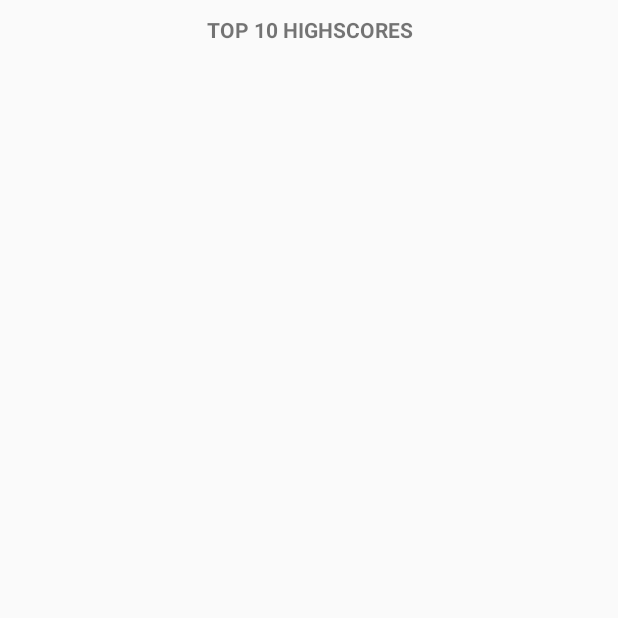
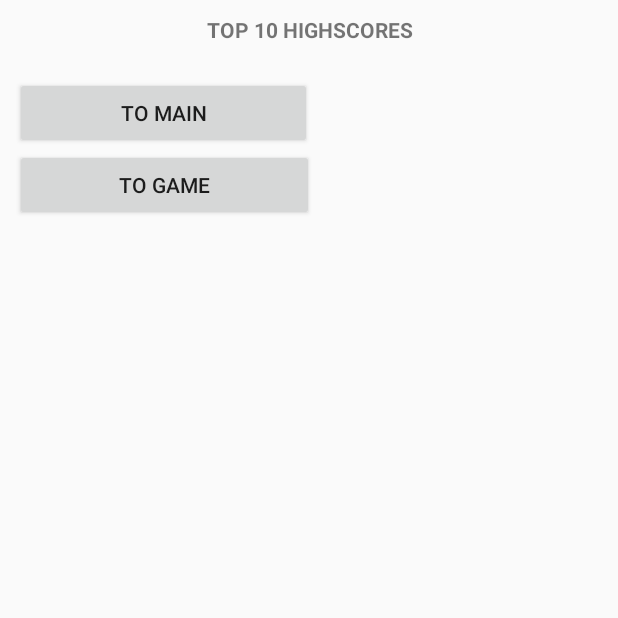
Before and after one commit to FloHimself5/FlappyBee, an Android app: the Score screen opened directly, with no data from a screen before it, on a phone screen of 412 x 824 dp, the top half of it. Run offline under Robolectric (Android 15) with nearby library versions, the phone set to English and light mode, and no system bars.

Commit message:
Buttons ToMain and ToGame

```diff
--- a/app/src/main/java/com/example/firstgame/Score.java
+++ b/app/src/main/java/com/example/firstgame/Score.java
@@ -1,5 +1,6 @@
 package com.example.firstgame;
 import android.app.Activity;
+import android.content.Intent;
 import android.os.Bundle;
 import android.view.View;
 import android.widget.Button;
@@ -12,7 +13,7 @@ import android.widget.Toast;
 
 public class Score extends Activity implements View.OnClickListener{
 
-    Button buttonAdd, buttonShow, buttonDelete;
+    Button buttonAdd, buttonShow, buttonDelete, buttonMain, buttonGame;
     myDbAdapter helper;
 
     int score;
@@ -25,6 +26,11 @@ public class Score extends Activity implements View.OnClickListener{
         super.onCreate(savedInstanceState);
         setContentView(R.layout.activity_score);
         helper = new myDbAdapter(this);
+
+        buttonMain = (Button) findViewById(R.id.button_To_Main);
+        buttonMain.setOnClickListener(this);
+        buttonGame = (Button) findViewById(R.id.button_To_Game);
+        buttonGame.setOnClickListener(this);
 /*
         buttonAdd = (Button) findViewById(R.id.button_add);
         buttonAdd.setOnClickListener(this);
@@ -99,6 +105,15 @@ public class Score extends Activity implements View.OnClickListener{
     public void onClick(View v) {
         switch (v.getId()) {
 
+            case R.id.button_To_Main:
+                startActivity(new Intent(this, MainPage.class));
+                // Message.message(getApplicationContext(),"Enter Both Name and Password");
+                break;
+            case R.id.button_To_Game:
+                startActivity(new Intent(this, MainActivity.class));
+                // Message.message(getApplicationContext(),"Enter Both Name and Password");
+                break;
+
 /*
             case R.id.button_add:
                 addEntry(helper.getHighscore()+1);
--- a/app/src/main/res/layout/activity_score.xml
+++ b/app/src/main/res/layout/activity_score.xml
@@ -127,4 +127,16 @@
 
         </LinearLayout>
 
-    </LinearLayout>
+    <Button
+        android:id="@+id/button_To_Main"
+        android:layout_width="198dp"
+        android:layout_height="wrap_content"
+        android:text="To Main" />
+
+    <Button
+        android:id="@+id/button_To_Game"
+        android:layout_width="199dp"
+        android:layout_height="wrap_content"
+        android:text="To Game" />
+
+</LinearLayout>
```
